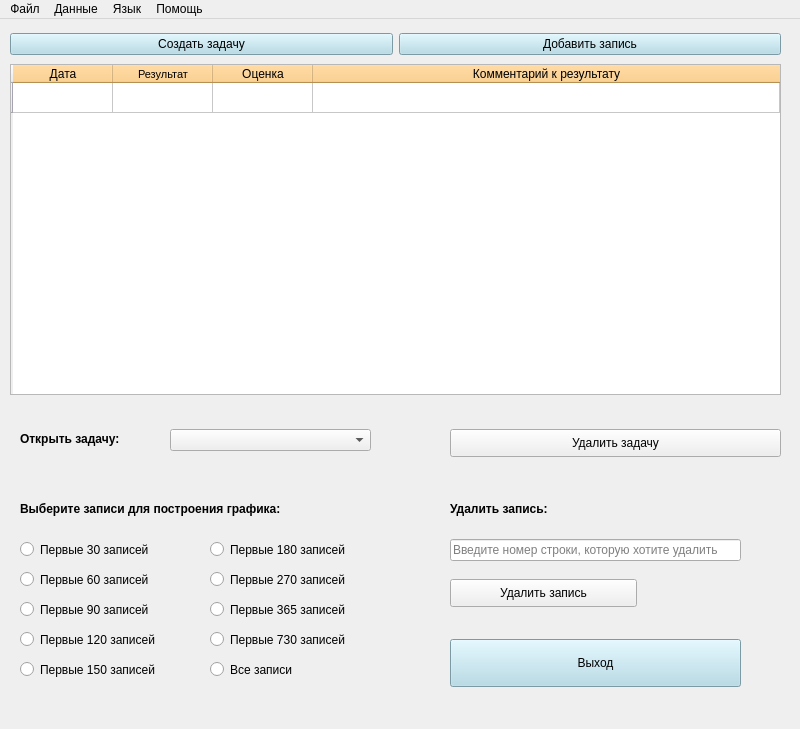
Old version of the form Design/Russian/main.ui in the repository BorislavTimoshin/TaskCompletionDiary.
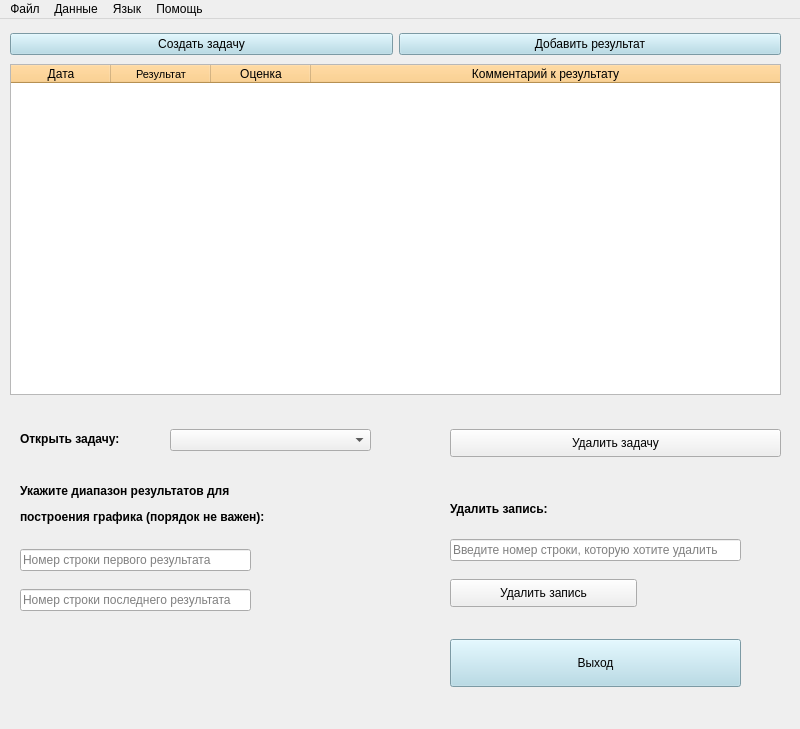
New version of the form. Icons and pictures are not drawn.

What changed in the file:
```diff
--- a/Design/Russian/main.ui
+++ b/Design/Russian/main.ui
@@ -51,11 +51,6 @@
     <attribute name="horizontalHeaderStretchLastSection">
      <bool>true</bool>
     </attribute>
-    <row>
-     <property name="text">
-      <string/>
-     </property>
-    </row>
     <column>
      <property name="text">
       <string>Дата</string>
@@ -163,147 +158,17 @@
      <string>Удалить запись</string>
     </property>
    </widget>
-   <widget class="QRadioButton" name="plotting_option_3">
-    <property name="geometry">
-     <rect>
-      <x>20</x>
-      <y>580</y>
-      <width>151</width>
-      <height>21</height>
-     </rect>
-    </property>
-    <property name="text">
-     <string>Первые 90 записей</string>
-    </property>
-   </widget>
-   <widget class="QRadioButton" name="plotting_option_2">
-    <property name="geometry">
-     <rect>
-      <x>20</x>
-      <y>550</y>
-      <width>151</width>
-      <height>21</height>
-     </rect>
-    </property>
-    <property name="text">
-     <string>Первые 60 записей</string>
-    </property>
-   </widget>
-   <widget class="QRadioButton" name="plotting_option_8">
-    <property name="geometry">
-     <rect>
-      <x>210</x>
-      <y>580</y>
-      <width>151</width>
-      <height>21</height>
-     </rect>
-    </property>
-    <property name="text">
-     <string>Первые 365 записей</string>
-    </property>
-   </widget>
-   <widget class="QRadioButton" name="plotting_option_9">
-    <property name="geometry">
-     <rect>
-      <x>210</x>
-      <y>610</y>
-      <width>151</width>
-      <height>21</height>
-     </rect>
-    </property>
-    <property name="text">
-     <string>Первые 730 записей</string>
-    </property>
-   </widget>
-   <widget class="QRadioButton" name="plotting_option_4">
-    <property name="geometry">
-     <rect>
-      <x>20</x>
-      <y>610</y>
-      <width>151</width>
-      <height>21</height>
-     </rect>
-    </property>
-    <property name="text">
-     <string>Первые 120 записей</string>
-    </property>
-   </widget>
    <widget class="QLabel" name="lbl_plotting">
     <property name="geometry">
      <rect>
       <x>20</x>
-      <y>470</y>
-      <width>341</width>
-      <height>41</height>
+      <y>460</y>
+      <width>461</width>
+      <height>51</height>
      </rect>
     </property>
     <property name="text">
-     <string>&lt;html&gt;&lt;head/&gt;&lt;body&gt;&lt;p&gt;&lt;span style=&quot; font-size:9pt; font-weight:600;&quot;&gt;Выберите записи для построения графика:&lt;/span&gt;&lt;/p&gt;&lt;/body&gt;&lt;/html&gt;</string>
-    </property>
-   </widget>
-   <widget class="QRadioButton" name="plotting_option_7">
-    <property name="geometry">
-     <rect>
-      <x>210</x>
-      <y>550</y>
-      <width>151</width>
-      <height>21</height>
-     </rect>
-    </property>
-    <property name="text">
-     <string>Первые 270 записей</string>
-    </property>
-   </widget>
-   <widget class="QRadioButton" name="plotting_option_10">
-    <property name="geometry">
-     <rect>
-      <x>210</x>
-      <y>640</y>
-      <width>91</width>
-      <height>21</height>
-     </rect>
-    </property>
-    <property name="text">
-     <string>Все записи</string>
-    </property>
-   </widget>
-   <widget class="QRadioButton" name="plotting_option_1">
-    <property name="geometry">
-     <rect>
-      <x>20</x>
-      <y>520</y>
-      <width>151</width>
-      <height>21</height>
-     </rect>
-    </property>
-    <property name="text">
-     <string>Первые 30 записей</string>
-    </property>
-   </widget>
-   <widget class="QRadioButton" name="plotting_option_5">
-    <property name="geometry">
-     <rect>
-      <x>20</x>
-      <y>640</y>
-      <width>151</width>
-      <height>21</height>
-     </rect>
-    </property>
-    <property name="text">
-     <string>Первые 150 записей</string>
-    </property>
-   </widget>
-   <widget class="QRadioButton" name="plotting_option_6">
-    <property name="geometry">
-     <rect>
-      <x>210</x>
-      <y>520</y>
-      <width>151</width>
-      <height>21</height>
-     </rect>
-    </property>
-    <property name="text">
-     <string>Первые 180 записей</string>
+     <string>&lt;html&gt;&lt;head/&gt;&lt;body&gt;&lt;p&gt;&lt;span style=&quot; font-size:9pt; font-weight:600;&quot;&gt;Укажите диапазон результатов для &lt;/span&gt;&lt;/p&gt;&lt;p&gt;&lt;span style=&quot; font-size:9pt; font-weight:600;&quot;&gt;построения графика (порядок не важен):&lt;/span&gt;&lt;/p&gt;&lt;/body&gt;&lt;/html&gt;</string>
     </property>
    </widget>
    <widget class="QPushButton" name="btn_logout">
@@ -348,12 +213,38 @@
         <string notr="true">background-color: lightblue;</string>
        </property>
        <property name="text">
-        <string>Добавить запись</string>
+        <string>Добавить результат</string>
        </property>
       </widget>
      </item>
     </layout>
    </widget>
+   <widget class="QLineEdit" name="LE_last_result">
+    <property name="geometry">
+     <rect>
+      <x>20</x>
+      <y>570</y>
+      <width>231</width>
+      <height>22</height>
+     </rect>
+    </property>
+    <property name="placeholderText">
+     <string>Номер строки последнего результата</string>
+    </property>
+   </widget>
+   <widget class="QLineEdit" name="LE_first_result">
+    <property name="geometry">
+     <rect>
+      <x>20</x>
+      <y>530</y>
+      <width>231</width>
+      <height>22</height>
+     </rect>
+    </property>
+    <property name="placeholderText">
+     <string>Номер строки первого результата</string>
+    </property>
+   </widget>
    <zorder>lbl_open_task</zorder>
    <zorder>CB_tasks</zorder>
    <zorder>btn_delete_task</zorder>
```
Left out of the diff: 28 changed lines with no effect on the pictures.
